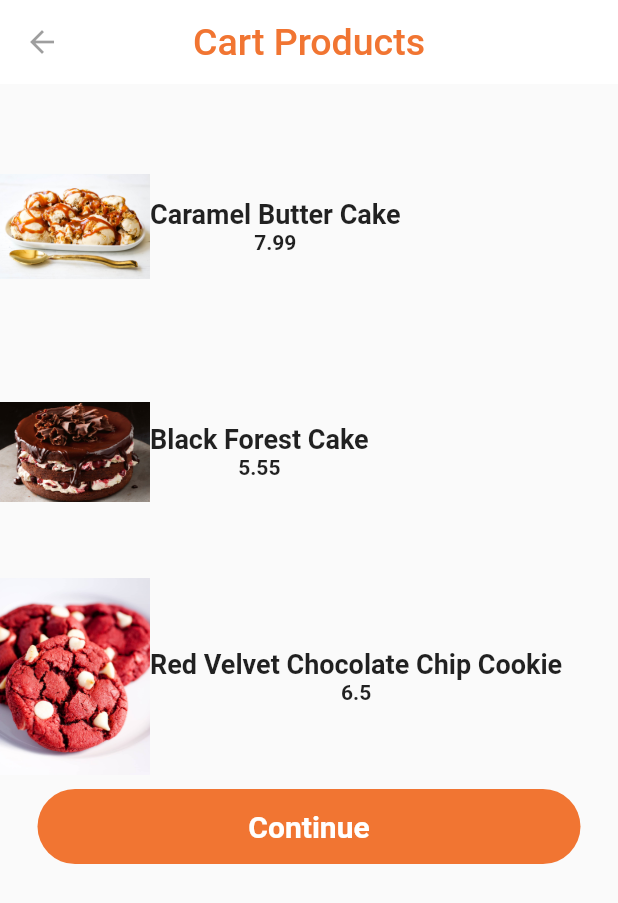
After one commit to akshataw/cakeshop, a Flutter app: the MyHomePage screen opened directly, scrolled down 183 dp, after a tap on the "shopping cart" icon, on a phone screen of 412 x 824 dp. The commit adds this screen. Shown: the top 903 px of the screen. Run offline on Flutter 3.47's test engine with Material 2 defaults, Android fonts, the phone set to English and light mode, and no system bars; our stand-ins replace firebase_auth, google_sign_in; missing offline and left inert: flutter_auth_buttons; accounts and stored records are empty.

Commit message:
Update: add icecream tab

```diff
--- /dev/null
+++ b/lib/components/cart_details.dart
@@ -0,0 +1,206 @@
+import 'package:cakeshop/model/Product.dart';
+import 'package:flutter/cupertino.dart';
+import 'package:flutter/material.dart';
+
+class CartDetails extends StatelessWidget {
+  @override
+  Widget build(BuildContext context) {
+    return Scaffold(
+      appBar: AppBar(
+        backgroundColor: Colors.white,
+        elevation: 0.0,
+        centerTitle: true,
+        leading: IconButton(
+          icon: Icon(Icons.arrow_back),
+          color: Colors.black38,
+          onPressed: () {
+            Navigator.of(context).pop();
+          },
+        ),
+        title: Text("Cart Products",
+            style: TextStyle(fontSize: 25.0, color: Color(0xFFF17532))),
+      ),
+      body: ListView(
+        children: <Widget>[
+          SizedBox(height: 20),
+          Row(
+            mainAxisAlignment: MainAxisAlignment.start,
+            children: <Widget>[
+              Column(
+                mainAxisAlignment: MainAxisAlignment.start,
+                mainAxisSize: MainAxisSize.min,
+                children: <Widget>[
+                  Hero(
+                    tag: cart_products[0].img,
+                    child: Image.asset(
+                      cart_products[0].img,
+                      height: 150.0,
+                      width: 100.0,
+                      fit: BoxFit.contain,
+                    ),
+                  ),
+                ],
+              ),
+              Column(
+                mainAxisAlignment: MainAxisAlignment.start,
+                mainAxisSize: MainAxisSize.max,
+                children: <Widget>[
+                  Row(
+                    mainAxisAlignment: MainAxisAlignment.center,
+                    children: <Widget>[
+                      Text(
+                        cart_products[0].name,
+                        style: TextStyle(
+                          fontSize: 18.0,
+                          fontWeight: FontWeight.bold,
+                        ),
+                      ),
+                    ],
+                  ),
+                  Row(
+                    children: <Widget>[
+                      Text(
+                        cart_products[0].price.toString(),
+                        style: TextStyle(
+                          fontSize: 14.0,
+                          fontWeight: FontWeight.bold,
+                        ),
+                      ),
+                    ],
+                  ),
+                ],
+              ),
+//              Column(
+//                mainAxisAlignment: MainAxisAlignment.start,
+//                mainAxisSize: MainAxisSize.min,
+//                children: <Widget>[
+//                  Text(
+//                    "2",
+//                    style: TextStyle(
+//                      fontSize: 25.0,
+//                      fontWeight: FontWeight.bold,
+//                    ),
+//                  ),
+//                ],
+//              ),
+            ],
+          ),
+          Row(
+            mainAxisAlignment: MainAxisAlignment.start,
+            children: <Widget>[
+              Column(
+                mainAxisAlignment: MainAxisAlignment.start,
+                children: <Widget>[
+                  Hero(
+                    tag: cart_products[1].img,
+                    child: Image.asset(
+                      cart_products[1].img,
+                      height: 150.0,
+                      width: 100.0,
+                      fit: BoxFit.contain,
+                    ),
+                  ),
+                ],
+              ),
+              Column(
+                mainAxisAlignment: MainAxisAlignment.start,
+                children: <Widget>[
+                  Row(
+                    mainAxisAlignment: MainAxisAlignment.center,
+                    children: <Widget>[
+                      Text(
+                        cart_products[1].name,
+                        style: TextStyle(
+                          fontSize: 18.0,
+                          fontWeight: FontWeight.bold,
+                        ),
+                      ),
+                    ],
+                  ),
+                  Row(
+                    children: <Widget>[
+                      Text(
+                        cart_products[1].price.toString(),
+                        style: TextStyle(
+                          fontSize: 14.0,
+                          fontWeight: FontWeight.bold,
+                        ),
+                      ),
+                    ],
+                  ),
+                ],
+              )
+            ],
+          ),
+          Row(
+            mainAxisAlignment: MainAxisAlignment.start,
+            children: <Widget>[
+              Column(
+                mainAxisAlignment: MainAxisAlignment.start,
+                children: <Widget>[
+                  Hero(
+                    tag: cart_products[2].img,
+                    child: Image.asset(
+                      cart_products[2].img,
+                      height: 150.0,
+                      width: 100.0,
+                      fit: BoxFit.contain,
+                    ),
+                  ),
+                ],
+              ),
+              Column(
+                mainAxisAlignment: MainAxisAlignment.start,
+                children: <Widget>[
+                  Row(
+                    mainAxisAlignment: MainAxisAlignment.center,
+                    children: <Widget>[
+                      Text(
+                        cart_products[2].name,
+                        style: TextStyle(
+                          fontSize: 18.0,
+                          fontWeight: FontWeight.bold,
+                        ),
+                      ),
+                    ],
+                  ),
+                  Row(
+                    children: <Widget>[
+                      Text(
+                        cart_products[2].price.toString(),
+                        style: TextStyle(
+                          fontSize: 14.0,
+                          fontWeight: FontWeight.bold,
+                        ),
+                      ),
+                    ],
+                  ),
+                ],
+              )
+            ],
+          ),
+          Center(
+            child: Container(
+              width: MediaQuery.of(context).size.width - 50.0,
+              height: 50.0,
+              decoration: BoxDecoration(
+                borderRadius: BorderRadiusDirectional.circular(25.0),
+                color: Color(0xFFF17532),
+              ),
+              child: Center(
+                child: Text(
+                  "Continue",
+                  style: TextStyle(
+                    fontSize: 20.0,
+                    fontWeight: FontWeight.bold,
+                    color: Colors.white,
+                  ),
+                ),
+              ),
+            ),
+          ),
+        ],
+      ),
+    );
+  }
+}
--- a/lib/components/home_page.dart
+++ b/lib/components/home_page.dart
@@ -1,10 +1,10 @@
-import 'package:cakeshop/components/cookie_page.dart';
+import 'package:cakeshop/components/cart_details.dart';
+import 'package:cakeshop/components/products_page.dart';
 import 'package:flutter/material.dart';
 
 import '../auth.dart';
 import 'app_drawer.dart';
 import 'bottom_appbar.dart';
-import 'cake_page.dart';
 
 class MyHomePage extends StatefulWidget {
   MyHomePage({Key key}) : super(key: key);
@@ -32,6 +32,16 @@ class _MyHomePageState extends State<MyHomePage>
         centerTitle: true,
         title: Text("Cake shop",
             style: TextStyle(fontSize: 25.0, color: Color(0xFFF17532))),
+        actions: <Widget>[
+          IconButton(
+            icon: Icon(Icons.shopping_cart),
+            onPressed: () {
+              Navigator.of(context).push(MaterialPageRoute(
+                builder: (context) => CartDetails(),
+              ));
+            },
+          ),
+        ],
       ),
       drawer: name != null ? AppDrawer() : null,
       body: ListView(
@@ -76,9 +86,9 @@ class _MyHomePageState extends State<MyHomePage>
               child: TabBarView(
                 controller: _tabController,
                 children: <Widget>[
-                  CakePage(),
-                  CookiePage(),
-                  CakePage(),
+                  ProductsPage(item: "cakes"),
+                  ProductsPage(item: "cookies"),
+                  ProductsPage(item: "icecreams"),
                 ],
               ))
         ],
--- a/lib/components/cake_page.dart
+++ b/lib/components/products_page.dart
@@ -1,8 +1,12 @@
-import 'package:cakeshop/components/cake_detail.dart';
+import 'package:cakeshop/components/product_detail.dart';
 import 'package:cakeshop/model/Product.dart';
 import 'package:flutter/material.dart';
 
-class CakePage extends StatelessWidget {
+class ProductsPage extends StatelessWidget {
+  final item;
+
+  const ProductsPage({Key key, this.item}) : super(key: key);
+
   @override
   Widget build(BuildContext context) {
     return Scaffold(
@@ -17,16 +21,24 @@ class CakePage extends StatelessWidget {
                 crossAxisCount: 2,
                 mainAxisSpacing: 10.0,
                 childAspectRatio: 0.8,
-                children: _buildCard(context),
+                children: _buildCard(context, item),
               ),
             ),
           ],
         ));
   }
 
-//  List<Padding> _buildCard(String name, int price, String img, bool added,
-//      bool isFav, String description, context) {
-  List<Padding> _buildCard(BuildContext context) {
+  List<Padding> _buildCard(BuildContext context, String item) {
+    var products = [];
+    if (item == "cookies") {
+      products = cookies;
+    } else if (item == "cakes") {
+      products = cakes;
+    } else if (item == "icecreams") {
+      products = icecreams;
+    } else {
+      products = [];
+    }
     if (products == null || products.isEmpty) {
       return const <Padding>[];
     }
@@ -36,7 +48,8 @@ class CakePage extends StatelessWidget {
         child: InkWell(
             onTap: () {
               Navigator.of(context).push(MaterialPageRoute(
-                  builder: (context) => CakeDetail(
+                  builder: (context) => ProductDetail(
+                      type: item,
                       img: product.img,
                       price: product.price,
                       name: product.name,
@@ -70,8 +83,8 @@ class CakePage extends StatelessWidget {
                   Hero(
                       tag: product.img,
                       child: Container(
-                          height: 100.0,
-                          width: 100.0,
+                          height: 80.0,
+                          width: 80.0,
                           decoration: BoxDecoration(
                               borderRadius: BorderRadius.circular(70),
                               image: DecorationImage(
--- a/lib/model/Product.dart
+++ b/lib/model/Product.dart
@@ -19,7 +19,7 @@ class Product {
 List<Product> cookies = [
   Product(
     id: 1,
-    name: "Cherry Chocochip Cookie",
+    name: "Cherry Choco Chip Cookie",
     price: 4.50,
     img: "assets/images/cherryChocoChipCookie.jpg",
     description: cookieDescription,
@@ -55,7 +55,7 @@ List<Product> cookies = [
   ),
   Product(
     id: 5,
-    name: "Chocolate Marble Cookie",
+    name: "Choco Marble Cookie",
     price: 5.50,
     img: "assets/images/chocolateMarbleCookies.jpg",
     description: cookieDescription,
@@ -64,9 +64,9 @@ List<Product> cookies = [
   ),
   Product(
     id: 6,
-    name: "Red Velvet Chocochip Cookie",
+    name: "Red Velvet Chocolate Chip Cookie",
     price: 6.50,
-    img: "assets/images/redVelvetChocoChoipCookie.jpg",
+    img: "assets/images/redVelvetChocoChipCookie.jpg",
     description: cookieDescription,
     isAdded: false,
     isFav: false,
@@ -85,14 +85,16 @@ List<Product> cookies = [
 const cookieDescription =
     "Today me will live in the moment, unless it's unpleasant, in which case me will eat a cookie";
 
-List<Product> products = [
+const icecreamDescription =
+    "Ice cream is a sweetened frozen food typically eaten as a snack or dessert. It may be made from dairy milk or cream and is flavoured with a sweetener, either sugar or an alternative, and any spice, such as cocoa or vanilla. Colourings are usually added, in addition to stabilizers.";
+
+List<Product> cakes = [
   Product(
     id: 1,
     name: "Berry Vanilla Layer Cake",
     price: 5.50,
     img: "assets/images/berryVanillaLayerCake.jpg",
-    description:
-        "Cakes are taken as the best way of celebration as it hangs around the people until the cake cutting ceremony completes. It allows people to eat, sing and play which makes the environment more enjoyable and fun excitement.",
+    description: icecreamDescription,
     isAdded: false,
     isFav: false,
   ),
@@ -101,8 +103,7 @@ List<Product> products = [
     name: "Black Forest Cake",
     price: 7.99,
     img: "assets/images/blackForestCake.jpg",
-    description:
-        "Cakes are taken as the best way of celebration as it hangs around the people until the cake cutting ceremony completes. It allows people to eat, sing and play which makes the environment more enjoyable and fun excitement.",
+    description: icecreamDescription,
     isAdded: false,
     isFav: true,
   ),
@@ -111,8 +112,7 @@ List<Product> products = [
     name: "Buttor Scotch Cake",
     price: 5.55,
     img: "assets/images/butter-scotch-cake.jpeg",
-    description:
-        "Cakes are taken as the best way of celebration as it hangs around the people until the cake cutting ceremony completes. It allows people to eat, sing and play which makes the environment more enjoyable and fun excitement.",
+    description: icecreamDescription,
     isAdded: false,
     isFav: false,
   ),
@@ -121,8 +121,7 @@ List<Product> products = [
     name: "Chocolate Candy Cake",
     price: 8.50,
     img: "assets/images/chocolateCandyCake.jpg",
-    description:
-        "Cakes are taken as the best way of celebration as it hangs around the people until the cake cutting ceremony completes. It allows people to eat, sing and play which makes the environment more enjoyable and fun excitement.",
+    description: icecreamDescription,
     isAdded: true,
     isFav: true,
   ),
@@ -131,8 +130,7 @@ List<Product> products = [
     name: "Fruit Sangria Cake",
     price: 6.99,
     img: "assets/images/fruitSangria.jpg",
-    description:
-        "Cakes are taken as the best way of celebration as it hangs around the people until the cake cutting ceremony completes. It allows people to eat, sing and play which makes the environment more enjoyable and fun excitement.",
+    description: icecreamDescription,
     isAdded: false,
     isFav: false,
   ),
@@ -141,8 +139,7 @@ List<Product> products = [
     name: "Black Forest Cake",
     price: 5.55,
     img: "assets/images/cherryRippleBlackForest.jpeg",
-    description:
-        "Cakes are taken as the best way of celebration as it hangs around the people until the cake cutting ceremony completes. It allows people to eat, sing and play which makes the environment more enjoyable and fun excitement.",
+    description: icecreamDescription,
     isAdded: false,
     isFav: false,
   ),
@@ -151,8 +148,7 @@ List<Product> products = [
     name: "Rainbow Cake",
     price: 6.20,
     img: "assets/images/rainbowCake.jpg",
-    description:
-        "Cakes are taken as the best way of celebration as it hangs around the people until the cake cutting ceremony completes. It allows people to eat, sing and play which makes the environment more enjoyable and fun excitement.",
+    description: icecreamDescription,
     isAdded: false,
     isFav: false,
   ),
@@ -161,9 +157,122 @@ List<Product> products = [
     name: "Strawberry Tuxedo Cake",
     price: 5.99,
     img: "assets/images/strawberryTuxedoCake.jpg",
+    description: icecreamDescription,
+    isAdded: false,
+    isFav: true,
+  ),
+];
+
+List<Product> icecreams = [
+  Product(
+    id: 1,
+    name: "Butter Scotch",
+    price: 5.50,
+    img: "assets/images/butterscotchIcecream.jpg",
+    description:
+        "Cakes are taken as the best way of celebration as it hangs around the people until the cake cutting ceremony completes. It allows people to eat, sing and play which makes the environment more enjoyable and fun excitement.",
+    isAdded: false,
+    isFav: false,
+  ),
+  Product(
+    id: 2,
+    name: "Caramel Butter Cake",
+    price: 7.99,
+    img: "assets/images/caramelButterCakeIceCream.jpg",
     description:
         "Cakes are taken as the best way of celebration as it hangs around the people until the cake cutting ceremony completes. It allows people to eat, sing and play which makes the environment more enjoyable and fun excitement.",
     isAdded: false,
     isFav: true,
   ),
+  Product(
+    id: 3,
+    name: "Mint Chocochip",
+    price: 5.55,
+    img: "assets/images/mintChocoChipIcecream.jpg",
+    description:
+        "Cakes are taken as the best way of celebration as it hangs around the people until the cake cutting ceremony completes. It allows people to eat, sing and play which makes the environment more enjoyable and fun excitement.",
+    isAdded: false,
+    isFav: false,
+  ),
+  Product(
+    id: 4,
+    name: "Nutella Icecream",
+    price: 8.50,
+    img: "assets/images/nutellaIcecream.jpg",
+    description:
+        "Cakes are taken as the best way of celebration as it hangs around the people until the cake cutting ceremony completes. It allows people to eat, sing and play which makes the environment more enjoyable and fun excitement.",
+    isAdded: true,
+    isFav: true,
+  ),
+  Product(
+    id: 5,
+    name: "Oreo Icecream",
+    price: 6.99,
+    img: "assets/images/oreoicecream.jpg",
+    description:
+        "Cakes are taken as the best way of celebration as it hangs around the people until the cake cutting ceremony completes. It allows people to eat, sing and play which makes the environment more enjoyable and fun excitement.",
+    isAdded: false,
+    isFav: false,
+  ),
+  Product(
+    id: 6,
+    name: "Pepper Mint Stick",
+    price: 5.55,
+    img: "assets/images/peppermintStickIceCream.jpg",
+    description:
+        "Cakes are taken as the best way of celebration as it hangs around the people until the cake cutting ceremony completes. It allows people to eat, sing and play which makes the environment more enjoyable and fun excitement.",
+    isAdded: false,
+    isFav: false,
+  ),
+  Product(
+    id: 7,
+    name: "Pistachio Icecream",
+    price: 6.20,
+    img: "assets/images/pistachioIceCream.jpg",
+    description:
+        "Cakes are taken as the best way of celebration as it hangs around the people until the cake cutting ceremony completes. It allows people to eat, sing and play which makes the environment more enjoyable and fun excitement.",
+    isAdded: false,
+    isFav: false,
+  ),
+  Product(
+    id: 8,
+    name: "Vanilla Icecream",
+    price: 5.99,
+    img: "assets/images/vanillaIceCream.jpg",
+    description:
+        "Ice cream is a sweetened frozen food typically eaten as a snack or dessert. It may be made from dairy milk or cream and is flavoured with a sweetener, either sugar or an alternative, and any spice, such as cocoa or vanilla. Colourings are usually added, in addition to stabilizers.",
+    isAdded: false,
+    isFav: true,
+  ),
 ];
+
+List<Product> cart_products = [
+  Product(
+    id: 1,
+    name: "Caramel Butter Cake",
+    price: 7.99,
+    img: "assets/images/caramelButterCakeIceCream.jpg",
+    description:
+        "Cakes are taken as the best way of celebration as it hangs around the people until the cake cutting ceremony completes. It allows people to eat, sing and play which makes the environment more enjoyable and fun excitement.",
+    isAdded: false,
+    isFav: true,
+  ),
+  Product(
+    id: 2,
+    name: "Black Forest Cake",
+    price: 5.55,
+    img: "assets/images/cherryRippleBlackForest.jpeg",
+    description: icecreamDescription,
+    isAdded: false,
+    isFav: false,
+  ),
+  Product(
+    id: 3,
+    name: "Red Velvet Chocolate Chip Cookie",
+    price: 6.50,
+    img: "assets/images/redVelvetChocoChipCookie.jpg",
+    description: cookieDescription,
+    isAdded: false,
+    isFav: false,
+  ),
+];
```
Also changed, not shown: lib/components/app_drawer.dart (+5 -5 lines), lib/components/cookie_detail.dart (deleted, +0 -121 lines), lib/components/cookie_page.dart (deleted, +0 -139 lines), lib/components/product_detail.dart (renamed from lib/components/cake_detail.dart, +9 -6 lines), assets/images/butterscotchIcecream.jpg (added), assets/images/caramelButterCakeIceCream.jpg (added), assets/images/mintChocoChipIcecream.jpg (added), assets/images/nutellaIcecream.jpg (added), assets/images/oreoicecream.jpg (added), assets/images/peppermintStickIceCream.jpg (added), assets/images/pistachioIceCream.jpg (added), assets/images/vanillaIceCream.jpg (added).
